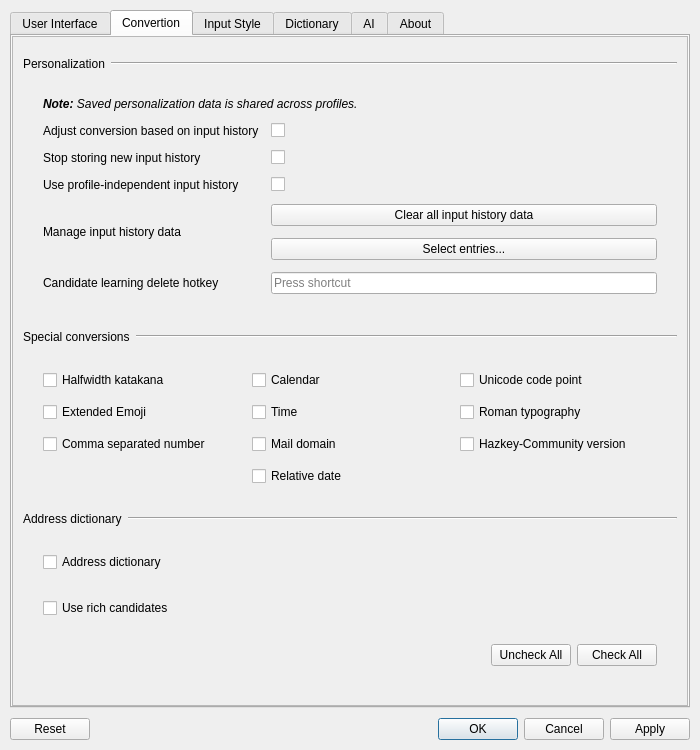
presire/hazkey-community, file hazkey-settings/mainwindow.ui: the form before one commit.
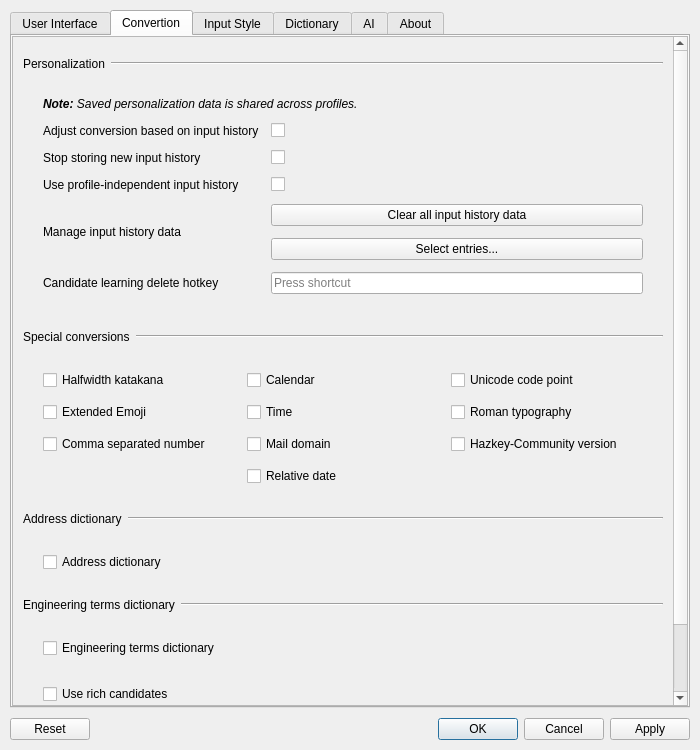
The form after the commit. The open tabs and pages were chosen to show the change. Icons and pictures are not drawn.

Commit message:
feat(settings): add engineering dictionary toggle
Add the engineering dictionary option to the conversion settings
and connect it to profile loading, saving,
and dirty-state tracking.

Patch:
```diff
--- a/hazkey-settings/mainwindow.ui
+++ b/hazkey-settings/mainwindow.ui
@@ -780,6 +780,65 @@
              </item>
             </layout>
            </item>
+           <item>
+            <layout class="QHBoxLayout" name="engineeringDictionaryHeader">
+             <property name="topMargin">
+              <number>10</number>
+             </property>
+             <property name="bottomMargin">
+              <number>10</number>
+             </property>
+             <item>
+              <widget class="QLabel" name="engineeringDictionaryHeaderLabel">
+               <property name="text">
+                <string>Engineering terms dictionary</string>
+               </property>
+              </widget>
+             </item>
+             <item>
+              <widget class="Line" name="engineeringDictionaryHeaderLine">
+               <property name="sizePolicy">
+                <sizepolicy hsizetype="Expanding" vsizetype="Fixed">
+                 <horstretch>0</horstretch>
+                 <verstretch>0</verstretch>
+                </sizepolicy>
+               </property>
+               <property name="orientation">
+                <enum>Qt::Orientation::Horizontal</enum>
+               </property>
+              </widget>
+             </item>
+            </layout>
+           </item>
+           <item>
+            <layout class="QGridLayout" name="engineeringDictionaryGrid">
+             <property name="leftMargin">
+              <number>20</number>
+             </property>
+             <property name="topMargin">
+              <number>10</number>
+             </property>
+             <property name="rightMargin">
+              <number>20</number>
+             </property>
+             <property name="bottomMargin">
+              <number>10</number>
+             </property>
+             <property name="spacing">
+              <number>12</number>
+             </property>
+             <item row="0" column="0">
+              <widget class="QCheckBox" name="useEngineeringDict">
+               <property name="toolTip">
+                <string>Adds technical terms (mechanical, electrical, electronic, information engineering, IT services, programming languages, databases, architecture, civil engineering) that the standard dictionary cannot convert.</string>
+               </property>
+               <property name="text">
+                <string>Engineering terms dictionary</string>
+               </property>
+              </widget>
+             </item>
+            </layout>
+           </item>
            <item>
             <layout class="QGridLayout" name="richCandidatesGrid">
              <property name="leftMargin">
```
The commit also changes 2 other files.
